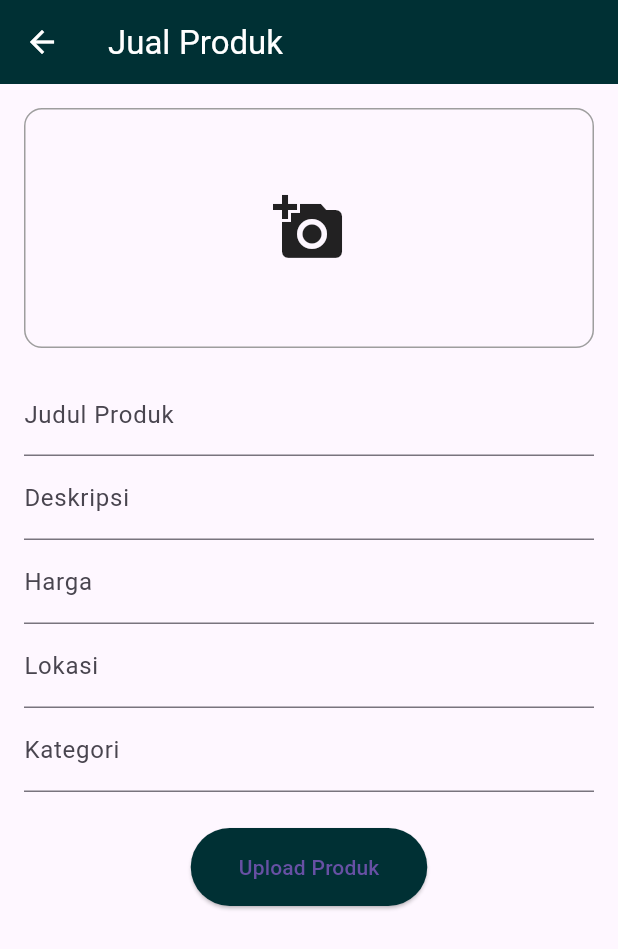
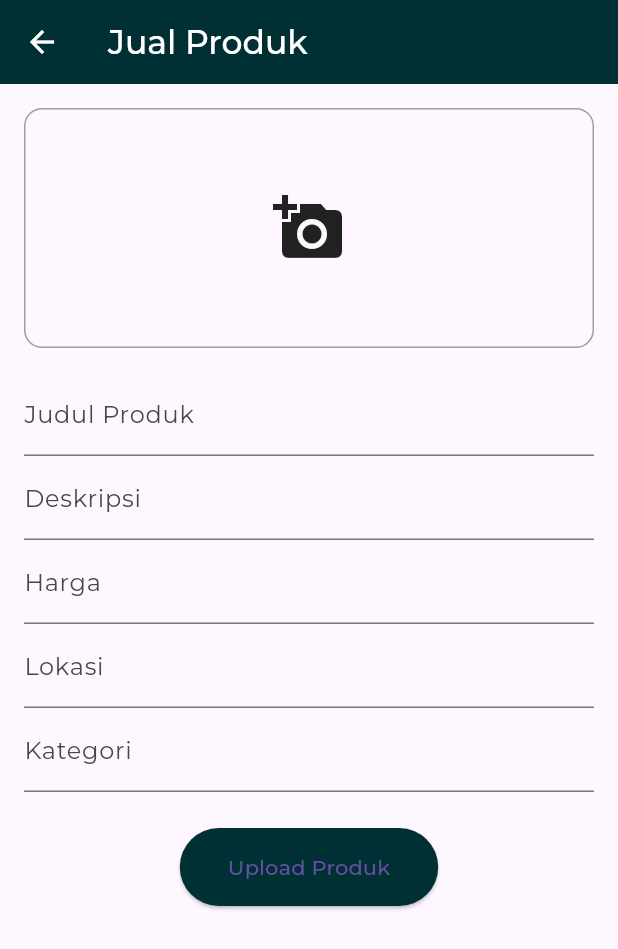
Before and after one commit to Eka051/olx_clone, a Flutter app: the screen it shows after launch, after a tap on the "add" icon, on a phone screen of 412 x 824 dp. Shown: the top 949 px of the screen. Run offline on Flutter 3.47's test engine with Material 3 defaults, Android fonts, the phone set to English and light mode, and no system bars; our stand-ins replace cloud_firestore, firebase_auth, firebase_core, firebase_storage, font_awesome_flutter, google_fonts and 3 more; missing offline and left inert: firebase_app_check; accounts and stored records are empty; Roboto replaces fonts that are missing (Arial).

Commit message:
mencoba 2

```diff
--- a/lib/main.dart
+++ b/lib/main.dart
@@ -12,15 +12,20 @@ import 'package:olx_clone/view/auth/login_email.dart';
 import 'package:olx_clone/view/auth/login_phone.dart';
 import 'package:olx_clone/view/home/home_view.dart';
 import 'package:olx_clone/view/splashscreen/splashscreen_view.dart';
+import 'package:olx_clone/view/home/navbar.dart';
+import 'package:olx_clone/view/sell/upload_product_screen.dart';
+import 'package:olx_clone/view/profile/my_ads_screen.dart';
+import 'package:olx_clone/view/package/package_cart_screen.dart';
+import 'package:olx_clone/view/profile/profile_page.dart';
+import 'package:olx_clone/view/notification/notification_page.dart';
 import 'package:provider/provider.dart';
-import 'package:olx_clone/view/home/navbar.dart';
 
 // void main() async {
 //   WidgetsFlutterBinding.ensureInitialized();
 //   await Firebase.initializeApp(options: DefaultFirebaseOptions.currentPlatform);
 //   await FirebaseAppCheck.instance.activate(
 //     androidProvider: AndroidProvider.playIntegrity,
-//     appleProvider: AppleProvider.apppAttest,
+//     appleProvider: AppleProvider.appAttest,
 //     webProvider: ReCaptchaV3Provider('recaptcha-v3-site-key'),
 //   );
 //   runApp(
@@ -35,7 +40,7 @@ import 'package:olx_clone/view/home/navbar.dart';
 
 // class OlxClone extends StatelessWidget {
 //   const OlxClone({super.key});
-
+//
 //   @override
 //   Widget build(BuildContext context) {
 //     return MaterialApp(
@@ -56,7 +61,7 @@ import 'package:olx_clone/view/home/navbar.dart';
 //       onGenerateRoute: (settings) {
 //         if (settings.name == '/input-otp') {
 //           final args = settings.arguments as Map<String, dynamic>;
-
+//
 //           if (args['type'] == 'phone') {
 //             return MaterialPageRoute(
 //               builder: (context) => InputOtp(
@@ -81,8 +86,22 @@ import 'package:olx_clone/view/home/navbar.dart';
 //   }
 // }
 
-void main() {
-  runApp(const MyApp());
+void main() async {
+  WidgetsFlutterBinding.ensureInitialized();
+  await Firebase.initializeApp(options: DefaultFirebaseOptions.currentPlatform);
+  await FirebaseAppCheck.instance.activate(
+    androidProvider: AndroidProvider.playIntegrity,
+    appleProvider: AppleProvider.appAttest,
+  );
+
+  runApp(
+    MultiProvider(
+      providers: [
+        ChangeNotifierProvider(create: (context) => AuthProviderApp()),
+      ],
+      child: const MyApp(),
+    ),
+  );
 }
 
 class MyApp extends StatelessWidget {
@@ -91,13 +110,22 @@ class MyApp extends StatelessWidget {
   @override
   Widget build(BuildContext context) {
     return MaterialApp(
+      debugShowCheckedModeBanner: false,
       title: 'OLX Clone',
-      debugShowCheckedModeBanner: false,
       theme: ThemeData(
-        fontFamily: 'Arial',
-        primarySwatch: Colors.blue,
+        textTheme: AppTheme.createTextTheme(ThemeData.light().textTheme),
+        useMaterial3: true,
       ),
-      home: const Navbar(),
+      initialRoute: '/',
+      routes: {
+        '/': (_) => const Navbar(),
+        '/upload': (_) => const UploadProductScreen(),
+        '/my-ads': (_) => const MyAdsScreen(),
+        '/profile': (_) => const ProfilePage(),
+        '/home': (_) => const HomeView(),
+        '/notification': (_) => const NotificationPage(),
+        '/package': (_) => const PackageCartScreen(),
+      },
     );
   }
 }
--- a/lib/view/home/navbar.dart
+++ b/lib/view/home/navbar.dart
@@ -2,7 +2,8 @@ import 'package:flutter/material.dart';
 import 'package:olx_clone/view/home/home_page.dart';
 import 'package:olx_clone/view/package/package_cart_screen.dart';
 import 'package:olx_clone/view/profile/profile_page.dart';
-import 'package:olx_clone/view/sell/sell_screen.dart';
+import 'package:olx_clone/view/profile/my_ads_screen.dart';
+import 'package:olx_clone/view/sell/upload_product_screen.dart';
 import 'package:olx_clone/view/notification/notification_page.dart';
 import 'package:olx_clone/utils/theme.dart';
 
@@ -21,6 +22,7 @@ class _NavbarState extends State<Navbar> {
     const PackageCartScreen(),
     const NotificationPage(),
     const ProfilePage(),
+    const MyAdsScreen(), // ✅ Tab baru untuk iklan saya
   ];
 
   void _onItemTapped(int index) {
@@ -32,7 +34,9 @@ class _NavbarState extends State<Navbar> {
   void _onSellButtonPressed() {
     Navigator.push(
       context,
-      MaterialPageRoute(builder: (context) => const SellScreen()),
+      MaterialPageRoute(
+        builder: (context) => const UploadProductScreen(), // ✅ Sudah diganti dari SellScreen
+      ),
     );
   }
 
@@ -62,7 +66,7 @@ class _NavbarState extends State<Navbar> {
                   fontSize: 12,
                   color: isSelected ? AppTheme.of(context).primary : Colors.grey,
                 ),
-              )
+              ),
             ],
           ),
         ),
@@ -104,6 +108,12 @@ class _NavbarState extends State<Navbar> {
               index: 3,
               isSelected: _currentIndex == 3,
             ),
+            _buildBottomAppBarItem(
+              iconData: Icons.store,
+              label: 'Iklan Saya',
+              index: 4,
+              isSelected: _currentIndex == 4,
+            ),
           ],
         ),
       ),
--- a/lib/view/profile/my_ads_screen.dart
+++ b/lib/view/profile/my_ads_screen.dart
@@ -1,6 +1,7 @@
 import 'package:cloud_firestore/cloud_firestore.dart';
+import 'package:firebase_auth/firebase_auth.dart';
 import 'package:flutter/material.dart';
-import 'package:olx_clone/view/sell/sell_screen.dart';
+import 'package:olx_clone/view/sell/upload_product_screen.dart';
 
 class MyAdsScreen extends StatelessWidget {
   const MyAdsScreen({super.key});
@@ -17,7 +18,8 @@ class MyAdsScreen extends StatelessWidget {
 
   @override
   Widget build(BuildContext context) {
-    final userId = FirebaseFirestore.instance.app.options.projectId;
+    final userId = FirebaseAuth.instance.currentUser?.uid;
+
     return Scaffold(
       appBar: AppBar(title: const Text('Iklan Saya')),
       body: StreamBuilder<QuerySnapshot>(
@@ -51,14 +53,17 @@ class MyAdsScreen extends StatelessWidget {
                       ? Image.network(data['imageUrl'], width: 60, height: 60, fit: BoxFit.cover)
                       : const Icon(Icons.image, size: 40),
                   title: Text(data['title'] ?? 'Tanpa Judul'),
-                  subtitle: Text("Rp ${data['price'].toString()}", style: const TextStyle(fontWeight: FontWeight.w500)),
+                  subtitle: Text(
+                    "Rp ${data['price'].toString()}",
+                    style: const TextStyle(fontWeight: FontWeight.w500),
+                  ),
                   trailing: PopupMenuButton<String>(
                     onSelected: (value) {
                       if (value == 'edit') {
                         Navigator.push(
                           context,
                           MaterialPageRoute(
-                            builder: (_) => SellScreen(
+                            builder: (_) => UploadProductScreen(
                               productId: docId,
                               initialData: data,
                             ),
--- a/lib/view/sell/sell_screen.dart
+++ b/lib/view/sell/upload_product_screen.dart
@@ -6,17 +6,17 @@ import 'package:flutter/material.dart';
 import 'package:image_picker/image_picker.dart';
 import 'package:olx_clone/utils/theme.dart';
 
-class SellScreen extends StatefulWidget {
+class UploadProductScreen extends StatefulWidget {
   final String? productId;
   final Map<String, dynamic>? initialData;
 
-  const SellScreen({super.key, this.productId, this.initialData});
+  const UploadProductScreen({super.key, this.productId, this.initialData});
 
   @override
-  State<SellScreen> createState() => _SellScreenState();
+  State<UploadProductScreen> createState() => _UploadProductScreenState();
 }
 
-class _SellScreenState extends State<SellScreen> {
+class _UploadProductScreenState extends State<UploadProductScreen> {
   final _formKey = GlobalKey<FormState>();
   final TextEditingController _titleController = TextEditingController();
   final TextEditingController _descController = TextEditingController();
```
